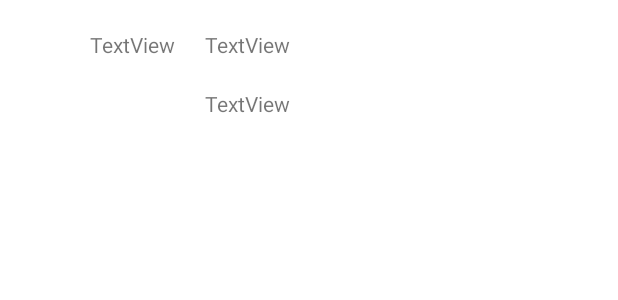
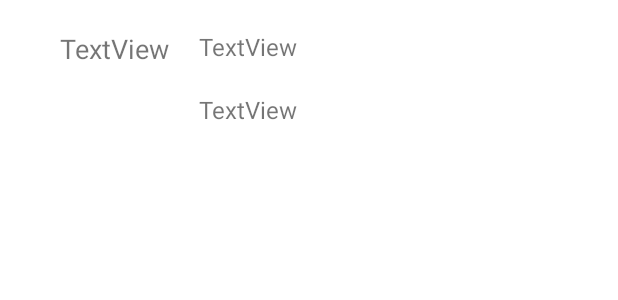
Before and after one commit to NachoXS15/focus-app, an Android app: the layout item_row.xml on its own in the app's theme, with its tools: preview values and no code run, on a phone screen of 412 x 824 dp. Shown: the top 300 px of the screen. Run offline under Robolectric (Android 15) with nearby library versions, the phone set to English and light mode, and no system bars.

Commit message:
style for main page

```diff
--- a/app/src/main/res/layout/item_row.xml
+++ b/app/src/main/res/layout/item_row.xml
@@ -1,18 +1,25 @@
 <?xml version="1.0" encoding="utf-8"?>
 <LinearLayout xmlns:android="http://schemas.android.com/apk/res/android"
+    xmlns:tools="http://schemas.android.com/tools"
     android:layout_width="match_parent"
     android:layout_height="match_parent"
     android:layout_gravity="center_horizontal|center_vertical"
-    android:orientation="horizontal">
+    android:orientation="vertical">
 
+
+    <LinearLayout
+        android:layout_width="match_parent"
+        android:layout_height="match_parent"
+        android:layout_marginBottom="20dp">
 
         <TextView
             android:id="@+id/viewDate"
             android:layout_width="wrap_content"
             android:layout_height="wrap_content"
-        android:layout_marginStart="60dp"
+            android:layout_marginStart="40dp"
             android:layout_marginTop="20dp"
-        android:text="TextView" />
+            android:text="TextView"
+            android:textSize="18sp" />
 
         <LinearLayout
             android:layout_width="wrap_content"
@@ -25,7 +32,8 @@
                 android:layout_height="wrap_content"
                 android:layout_marginStart="20dp"
                 android:layout_marginTop="20dp"
-            android:text="TextView" />
+                android:text="TextView"
+                android:textSize="16sp" />
 
             <TextView
                 android:id="@+id/viewDesc"
@@ -33,7 +41,15 @@
                 android:layout_height="wrap_content"
                 android:layout_marginStart="20dp"
                 android:layout_marginTop="20dp"
-            android:text="TextView" />
+                android:text="TextView"
+                android:textSize="16sp" />
+        </LinearLayout>
     </LinearLayout>
 
+    <View
+        android:id="@+id/view3"
+        android:layout_width="wrap_content"
+        android:layout_height="1dp"
+        android:background="@color/backgroundAlt" />
+
 </LinearLayout>
```
Also changed, not shown: app/src/main/res/mipmap-mdpi/usuario.png (renamed from app/src/main/res/mipmap-anydpi-v26/usuario.png). Lines whose indentation alone changed are shown as unchanged.
